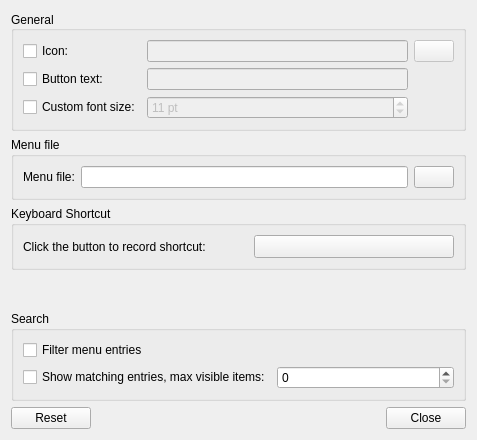
Above: plugin-mainmenu/lxqtmainmenuconfiguration.ui from lxqt/lxqt-panel before the change. Below: the same form after it.
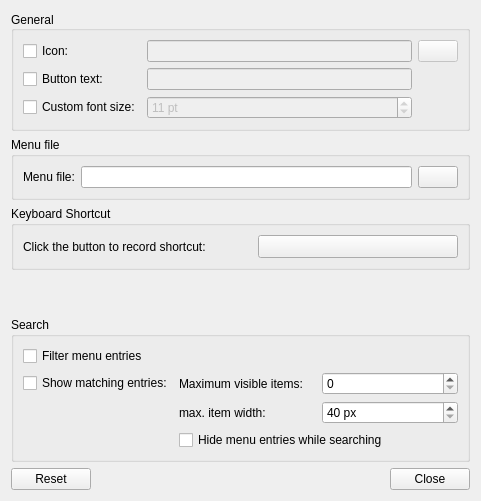
That is the form after the change. Custom widgets are drawn as their Qt base class.

The edit to the form file:
```diff
--- a/plugin-mainmenu/lxqtmainmenuconfiguration.ui
+++ b/plugin-mainmenu/lxqtmainmenuconfiguration.ui
@@ -6,8 +6,8 @@
    <rect>
     <x>0</x>
     <y>0</y>
-    <width>477</width>
-    <height>440</height>
+    <width>481</width>
+    <height>501</height>
    </rect>
   </property>
   <property name="windowTitle">
@@ -169,27 +169,61 @@
       <string>Search</string>
      </property>
      <layout class="QGridLayout" name="gridLayout_4">
-      <item row="0" column="0">
-       <widget class="QCheckBox" name="filterMenuCB">
+      <item row="2" column="1">
+       <widget class="QLabel" name="filterShowMaxWidthL">
         <property name="text">
-         <string>Filter menu entries</string>
+         <string>max. item width:</string>
         </property>
        </widget>
       </item>
       <item row="1" column="0">
        <widget class="QCheckBox" name="filterShowCB">
         <property name="text">
-         <string>Show matching entries, max visible items:</string>
+         <string>Show matching entries:</string>
         </property>
        </widget>
       </item>
-      <item row="1" column="1">
+      <item row="1" column="2">
        <widget class="QSpinBox" name="filterShowMaxItemsSB">
         <property name="maximum">
          <number>20</number>
         </property>
        </widget>
       </item>
+      <item row="1" column="1">
+       <widget class="QLabel" name="filterShowMaxItemsL">
+        <property name="text">
+         <string>Maximum visible items:</string>
+        </property>
+       </widget>
+      </item>
+      <item row="0" column="0" colspan="3">
+       <widget class="QCheckBox" name="filterMenuCB">
+        <property name="text">
+         <string>Filter menu entries</string>
+        </property>
+       </widget>
+      </item>
+      <item row="2" column="2">
+       <widget class="QSpinBox" name="filterShowMaxWidthSB">
+        <property name="suffix">
+         <string> px</string>
+        </property>
+        <property name="minimum">
+         <number>40</number>
+        </property>
+        <property name="maximum">
+         <number>1000</number>
+        </property>
+       </widget>
+      </item>
+      <item row="3" column="1" colspan="2">
+       <widget class="QCheckBox" name="filterShowHideMenuCB">
+        <property name="text">
+         <string>Hide menu entries while searching</string>
+        </property>
+       </widget>
+      </item>
      </layout>
     </widget>
    </item>
```
Left out of the diff: 64 changed lines with no effect on the pictures.
